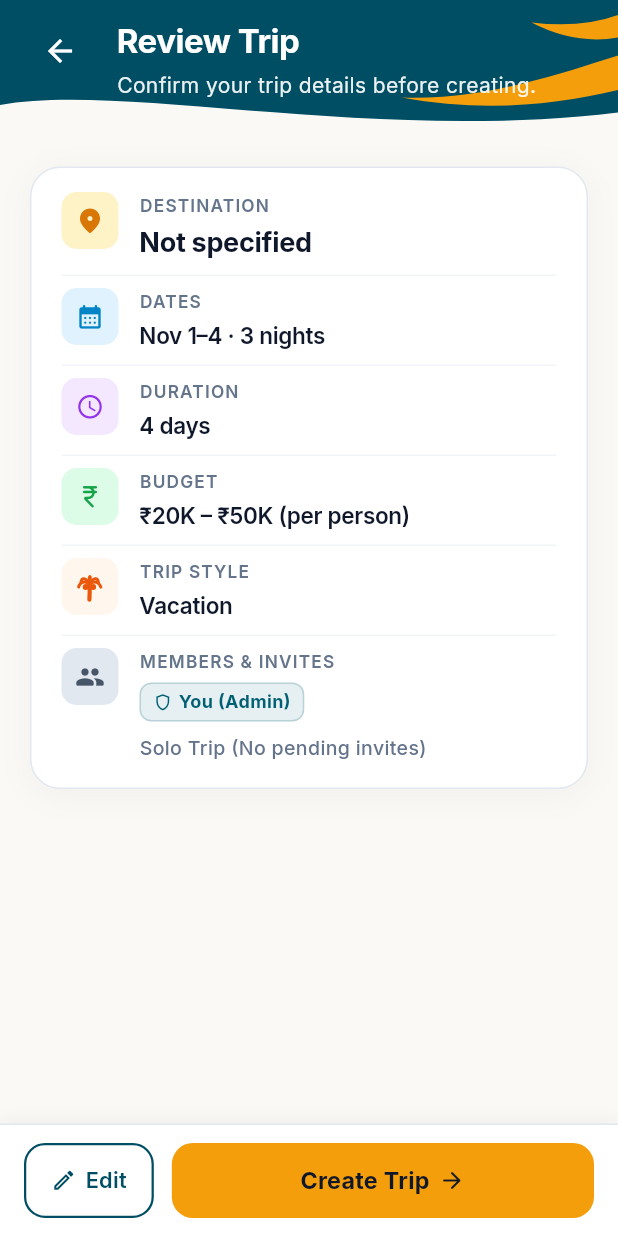
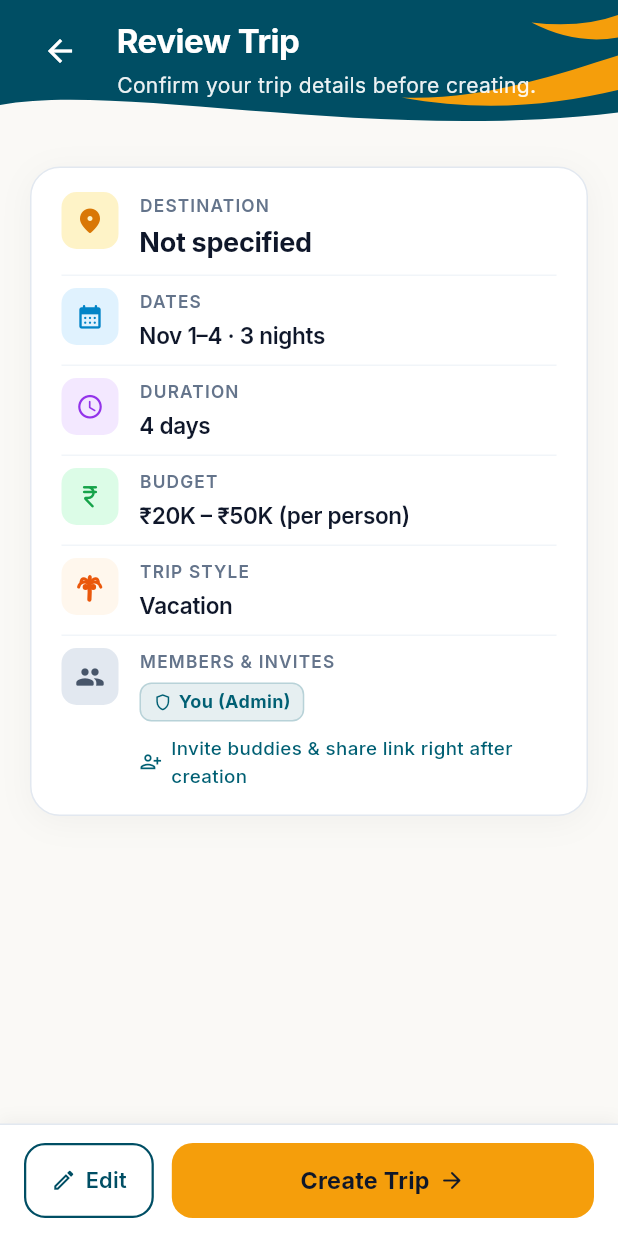
Before and after one commit to Ansh5922/WeTravel, a Flutter app: the InviteMembersPage screen opened by its route, scrolled down 52 dp, after a tap on the "arrow back" icon, after a tap on "Next: Review Trip", on a phone screen of 412 x 824 dp. Run offline on Flutter 3.47's test engine with Material 3 defaults, Android fonts, the phone set to English and light mode, and no system bars; our stand-ins replace dio, equatable, flutter_bloc, flutter_riverpod, flutter_secure_storage, go_router and 3 more; accounts and stored records are empty; network calls fail.

Commit message:
fix: chnaged the flow of create trip page, invite members page, review page, and integration tests

```diff
--- a/frontend/lib/features/trips/presentation/pages/create_trip_page.dart
+++ b/frontend/lib/features/trips/presentation/pages/create_trip_page.dart
@@ -322,7 +322,7 @@ class _CreateTripPageState extends State<CreateTripPage> {
       coverImageUrl: _resolveCoverImageUrl(destination, tripStyle),
     );
 
-    context.push(RouteNames.inviteMembers, extra: draft);
+    context.push(RouteNames.reviewTrip, extra: draft);
   }
 
   @override
@@ -362,7 +362,7 @@ class _CreateTripPageState extends State<CreateTripPage> {
                 mainAxisAlignment: MainAxisAlignment.center,
                 children: [
                   Text(
-                    'Next: Add Buddies',
+                    'Next: Review Trip',
                     style: GoogleFonts.inter(
                       fontSize: 16,
                       fontWeight: FontWeight.w700,
--- a/frontend/lib/features/trips/presentation/pages/invite_members_page.dart
+++ b/frontend/lib/features/trips/presentation/pages/invite_members_page.dart
@@ -80,7 +80,17 @@ class _InviteMembersPageState extends State<InviteMembersPage> {
   @override
   void initState() {
     super.initState();
-    _draft = widget.draft ?? TripReviewDraft.initial();
+    if (widget.trip != null) {
+      final trip = widget.trip!;
+      _draft = TripReviewDraft(
+        destination: trip.name,
+        startDate: trip.tripStartDate ?? DateTime.now().add(const Duration(days: 7)),
+        endDate: trip.tripEndDate ?? DateTime.now().add(const Duration(days: 10)),
+        createdTripId: trip.id,
+      );
+    } else {
+      _draft = widget.draft ?? TripReviewDraft.initial();
+    }
 
     // Initialize previously selected members if draft has any
     for (final member in _draft.selectedMembers) {
@@ -556,7 +566,13 @@ class _InviteMembersPageState extends State<InviteMembersPage> {
                     children: [
                       // Back Button
                       IconButton(
-                        onPressed: () => context.pop(),
+                        onPressed: () {
+                          if (!_isWizardMode) {
+                            _onDone();
+                          } else {
+                            context.pop();
+                          }
+                        },
                         icon: const Icon(
                           Icons.arrow_back,
                           color: Colors.white,
@@ -594,7 +610,7 @@ class _InviteMembersPageState extends State<InviteMembersPage> {
                         ),
                       ),
 
-                      // Top Header Action: only Done in standalone mode (no Next in wizard mode)
+                      // Top Header Action: Skip / Done in trip mode
                       if (!_isWizardMode)
                         TextButton(
                           onPressed: _onDone,
@@ -603,7 +619,9 @@ class _InviteMembersPageState extends State<InviteMembersPage> {
                             padding: const EdgeInsets.symmetric(horizontal: 10, vertical: 4),
                           ),
                           child: Text(
-                            'Done',
+                            _selectedMemberIds.isEmpty && _invitedEmails.isEmpty && _invitedPhones.isEmpty
+                                ? 'Skip'
+                                : 'Done',
                             style: GoogleFonts.inter(
                               fontSize: 15,
                               fontWeight: FontWeight.w700,
--- a/frontend/lib/features/trips/presentation/pages/review_trip_page.dart
+++ b/frontend/lib/features/trips/presentation/pages/review_trip_page.dart
@@ -3,7 +3,6 @@ import 'package:flutter_bloc/flutter_bloc.dart';
 import 'package:go_router/go_router.dart';
 import 'package:google_fonts/google_fonts.dart';
 
-import '../../../../core/router/app_router.dart';
 import '../../../../core/router/route_names.dart';
 import '../bloc/trip_bloc.dart';
 import '../bloc/trip_event.dart';
@@ -120,49 +119,15 @@ class _ReviewTripPageState extends State<ReviewTripPage> {
     // Refresh trips list so Trips tab has the latest data
     context.read<TripBloc>().add(const TripsFetchRequested());
 
-    // Schedule navigation and confirmation safely post-frame
+    // Schedule navigation post-frame
     WidgetsBinding.instance.addPostFrameCallback((_) {
       if (!context.mounted) return;
 
-      final totalInvited = _draft.selectedMembers.length +
-          _draft.invitedEmails.length +
-          _draft.invitedPhones.length;
-
-      final message = totalInvited > 0
-          ? 'Trip "${createdTrip.name}" created! $totalInvited buddies invited.'
-          : 'Trip "${createdTrip.name}" created successfully!';
-
-      ScaffoldMessenger.of(context).showSnackBar(
-        SnackBar(
-          content: Row(
-            children: [
-              const Icon(Icons.check_circle_rounded, color: Colors.white, size: 20),
-              const SizedBox(width: 10),
-              Expanded(
-                child: Text(
-                  message,
-                  style: GoogleFonts.inter(fontWeight: FontWeight.w600),
-                ),
-              ),
-            ],
-          ),
-          backgroundColor: const Color(0xFF004E64),
-          behavior: SnackBarBehavior.floating,
-          shape: RoundedRectangleBorder(borderRadius: BorderRadius.circular(10)),
-          duration: const Duration(seconds: 3),
-        ),
+      // Navigate to Invite Members with the newly created real TripEntity
+      context.pushReplacement(
+        RouteNames.inviteMembers,
+        extra: createdTrip,
       );
-
-      // Pop wizard modals back to the main app, switch to Trips tab, and open the new trip
-      context.go(RouteNames.trips);
-      if (tripId.isNotEmpty) {
-        WidgetsBinding.instance.addPostFrameCallback((_) {
-          final navContext = rootNavigatorKey.currentContext;
-          if (navContext != null && navContext.mounted) {
-            GoRouter.of(navContext).push(RouteNames.tripDetailsPath(tripId));
-          }
-        });
-      }
     });
   }
 
@@ -690,13 +655,25 @@ class _ReviewTripPageState extends State<ReviewTripPage> {
                   ],
                 ),
               ] else if (emails.isEmpty && phones.isEmpty) ...[
-                Text(
-                  'Solo Trip (No pending invites)',
-                  style: GoogleFonts.inter(
-                    fontSize: 13,
-                    fontWeight: FontWeight.w500,
-                    color: const Color(0xFF64748B),
-                  ),
+                Row(
+                  children: [
+                    const Icon(
+                      Icons.person_add_alt_1_outlined,
+                      size: 15,
+                      color: Color(0xFF005F73),
+                    ),
+                    const SizedBox(width: 6),
+                    Expanded(
+                      child: Text(
+                        'Invite buddies & share link right after creation',
+                        style: GoogleFonts.inter(
+                          fontSize: 12.5,
+                          fontWeight: FontWeight.w500,
+                          color: const Color(0xFF005F73),
+                        ),
+                      ),
+                    ),
+                  ],
                 ),
               ],
 
```
Also changed, not shown: 1 other file.
